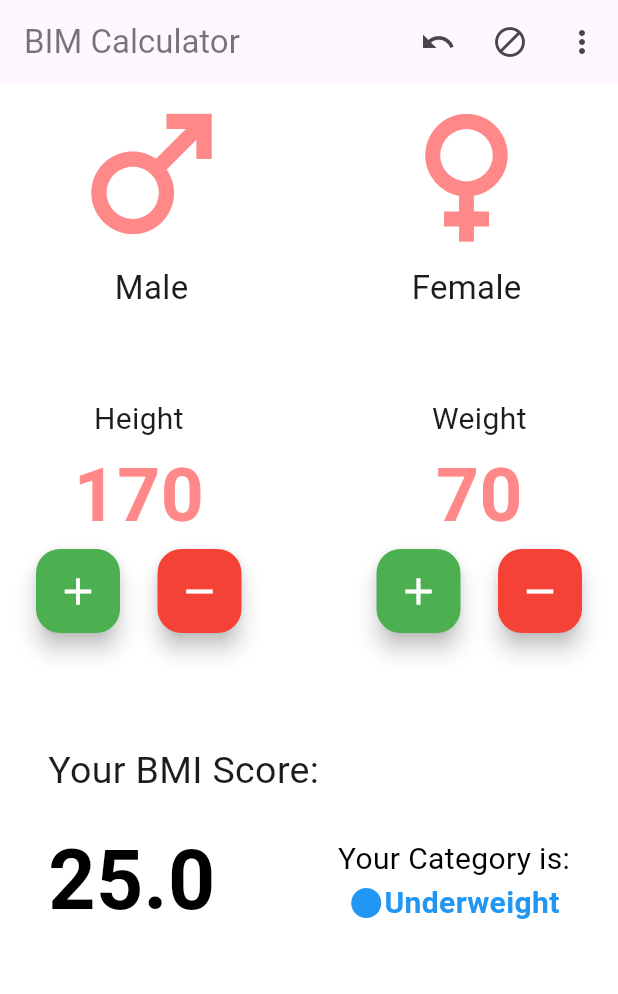
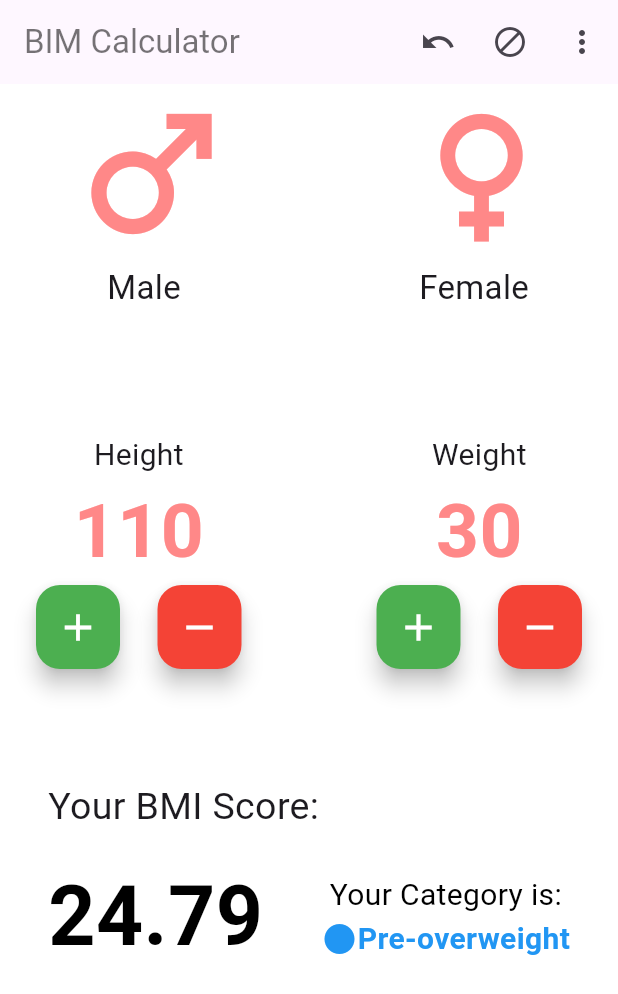
Before and after one commit to Heshan95/bmi_caculator, a Flutter app: the screen it shows after launch, on a phone screen of 412 x 824 dp. Shown: the top 994 px of the screen. Run offline on Flutter 3.47's test engine with Material 3 defaults, Android fonts, the phone set to English and light mode, and no system bars.

Commit message:
After creating all functions

```diff
--- a/lib/constant.dart
+++ b/lib/constant.dart
@@ -2,6 +2,8 @@ import 'package:flutter/material.dart';
 
 const ktextColor = Color(0xFFFF8888);
 const kbimColor = Color(0xFF000000);
+const kglassColor = Color.fromARGB(61, 255, 255, 255);
+const knormalGlassColor = Color.fromARGB(159, 255, 255, 255);
 
 const kweightHeightFont = TextStyle(
   fontSize: 50.0,
--- a/lib/main_page.dart
+++ b/lib/main_page.dart
@@ -9,6 +9,12 @@ class MainPage extends StatefulWidget {
 }
 
 class _MainPageState extends State<MainPage> {
+  int height = 110;
+  int weight = 30;
+  late double bmi = bmiCalculation(height: height, weight: weight);
+
+  String gender = '';
+
   @override
   Widget build(BuildContext context) {
     return SafeArea(
@@ -71,14 +77,28 @@ class _MainPageState extends State<MainPage> {
           //Gender Button
           child: Column(
             children: [
-              const Row(
+              Row(
                 children: [
                   //Male Button
-                  Padding(
-                    padding: EdgeInsets.symmetric(
+                  GestureDetector(
+                    onTap: () {
+                      setState(
+                        () {
+                          gender = 'M';
+                        },
+                      );
+                    },
+                    child: Container(
+                      height: 175,
+                      width: 160,
+                      decoration: BoxDecoration(
+                        color: gender == 'M' ? knormalGlassColor : kglassColor,
+                        borderRadius: BorderRadius.circular(25),
+                      ),
+                      padding: const EdgeInsets.symmetric(
                         horizontal: 25.0,
                       ),
-                    child: Column(
+                      child: const Column(
                         children: [
                           Icon(
                             Icons.male_sharp,
@@ -94,13 +114,28 @@ class _MainPageState extends State<MainPage> {
                         ],
                       ),
                     ),
-                  Spacer(),
+                  ),
+                  const Spacer(),
                   //Female Button
-                  Padding(
-                    padding: EdgeInsets.symmetric(
+                  GestureDetector(
+                    onTap: () {
+                      setState(
+                        () {
+                          gender = 'F';
+                        },
+                      );
+                    },
+                    child: Container(
+                      height: 175,
+                      width: 160,
+                      decoration: BoxDecoration(
+                        color: gender == 'F' ? knormalGlassColor : kglassColor,
+                        borderRadius: BorderRadius.circular(25),
+                      ),
+                      padding: const EdgeInsets.symmetric(
                         horizontal: 25.0,
                       ),
-                    child: Column(
+                      child: const Column(
                         children: [
                           Icon(
                             Icons.female_sharp,
@@ -116,6 +151,7 @@ class _MainPageState extends State<MainPage> {
                         ],
                       ),
                     ),
+                  ),
                 ],
               ),
               const SizedBox(
@@ -124,36 +160,56 @@ class _MainPageState extends State<MainPage> {
               Row(
                 children: [
                   //height
-                  const Padding(
-                    padding: EdgeInsets.all(8.0),
+                  Padding(
+                    padding: const EdgeInsets.all(8.0),
                     child: Column(
                       children: [
-                        Text(
+                        const Text(
                           'Height',
                           style: TextStyle(fontSize: 20.0),
                         ),
                         Text(
-                          '170',
+                          "$height",
                           style: kweightHeightFont,
                         ),
                         Row(
                           children: [
                             FloatingActionButton(
-                              onPressed: null,
+                              onPressed: () {
+                                setState(
+                                  () {
+                                    if (height < 250) {
+                                      height++;
+                                      bmi = bmiCalculation(
+                                          height: height, weight: weight);
+                                    }
+                                  },
+                                );
+                              },
                               backgroundColor: Colors.green,
-                              child: Icon(
+                              child: const Icon(
                                 Icons.add,
                                 size: 30.0,
                                 color: Colors.white,
                               ),
                             ),
-                            SizedBox(
+                            const SizedBox(
                               width: 25.0,
                             ),
                             FloatingActionButton(
-                              onPressed: null,
+                              onPressed: () {
+                                setState(
+                                  () {
+                                    if (height > 80) {
+                                      height--;
+                                      bmi = bmiCalculation(
+                                          height: height, weight: weight);
+                                    }
+                                  },
+                                );
+                              },
                               backgroundColor: Colors.red,
-                              child: Icon(
+                              child: const Icon(
                                 Icons.remove,
                                 size: 30.0,
                                 color: Colors.white,
@@ -170,7 +226,7 @@ class _MainPageState extends State<MainPage> {
                   const Spacer(),
                   //weight
                   Padding(
-                    padding: EdgeInsets.all(8.0),
+                    padding: const EdgeInsets.all(8.0),
                     child: Column(
                       children: [
                         const Text(
@@ -179,14 +235,24 @@ class _MainPageState extends State<MainPage> {
                             fontSize: 20.0,
                           ),
                         ),
-                        const Text(
-                          '70',
+                        Text(
+                          '$weight',
                           style: kweightHeightFont,
                         ),
                         Row(
                           children: [
                             FloatingActionButton(
-                              onPressed: onHeight,
+                              onPressed: () {
+                                setState(
+                                  () {
+                                    if (weight < 200) {
+                                      weight++;
+                                      bmi = bmiCalculation(
+                                          height: height, weight: weight);
+                                    }
+                                  },
+                                );
+                              },
                               backgroundColor: Colors.green,
                               child: const Icon(
                                 Icons.add,
@@ -198,7 +264,17 @@ class _MainPageState extends State<MainPage> {
                               width: 25.0,
                             ),
                             FloatingActionButton(
-                              onPressed: onHeight,
+                              onPressed: () {
+                                setState(
+                                  () {
+                                    if (weight > 25) {
+                                      weight--;
+                                      bmi = bmiCalculation(
+                                          height: height, weight: weight);
+                                    }
+                                  },
+                                );
+                              },
                               backgroundColor: Colors.red,
                               child: const Icon(
                                 Icons.remove,
@@ -218,11 +294,11 @@ class _MainPageState extends State<MainPage> {
               ),
 
               // Calculation Area
-              const Padding(
-                padding: EdgeInsets.all(8.0),
+              Padding(
+                padding: const EdgeInsets.all(8.0),
                 child: Column(
                   children: [
-                    Padding(
+                    const Padding(
                       padding: EdgeInsets.all(8.0),
                       child: Row(
                         children: [
@@ -238,22 +314,22 @@ class _MainPageState extends State<MainPage> {
                     Row(
                       children: [
                         Padding(
-                          padding: EdgeInsets.all(8.0),
+                          padding: const EdgeInsets.all(8.0),
                           child: Column(
                             children: [
                               Text(
-                                '25.0',
+                                bmi.toStringAsFixed(2),
                                 style: bimFont,
                               ),
                             ],
                           ),
                         ),
-                        Spacer(),
+                        const Spacer(),
                         Padding(
-                          padding: EdgeInsets.all(8.0),
+                          padding: const EdgeInsets.all(8.0),
                           child: Column(
                             children: [
-                              Text(
+                              const Text(
                                 'Your Category is:',
                                 style: TextStyle(
                                   color: Colors.black,
@@ -262,13 +338,13 @@ class _MainPageState extends State<MainPage> {
                               ),
                               Row(
                                 children: [
-                                  Icon(
+                                  const Icon(
                                     Icons.circle,
                                     color: Colors.blue,
                                   ),
                                   Text(
-                                    'Underweight',
-                                    style: TextStyle(
+                                    bmiStatment(bmi),
+                                    style: const TextStyle(
                                       color: Colors.blue,
                                       fontSize: 20.0,
                                       fontWeight: FontWeight.bold,
@@ -291,7 +367,22 @@ class _MainPageState extends State<MainPage> {
     );
   }
 
-  void onHeight() {
-    print('object');
+  double bmiCalculation({required height, required weight}) {
+    double calValue = (weight / (height * height)) * 10000;
+    return calValue;
+  }
+
+  String bmiStatment(bmi) {
+    if (bmi > 30) {
+      return 'Obese';
+    } else if (bmi >= 25) {
+      return 'Overweight';
+    } else if (bmi >= 23) {
+      return 'Pre-overweight';
+    } else if (bmi >= 18) {
+      return 'Normal';
+    } else {
+      return 'Underweight';
     }
   }
+}
```
Lines whose indentation alone changed are shown as unchanged.
